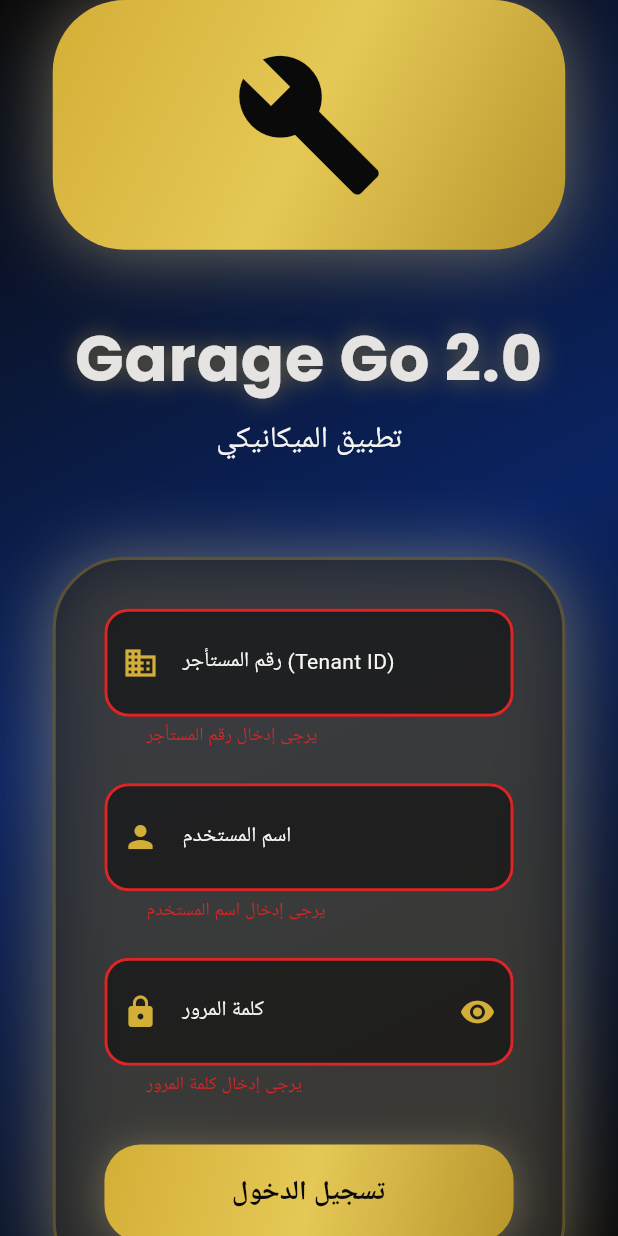
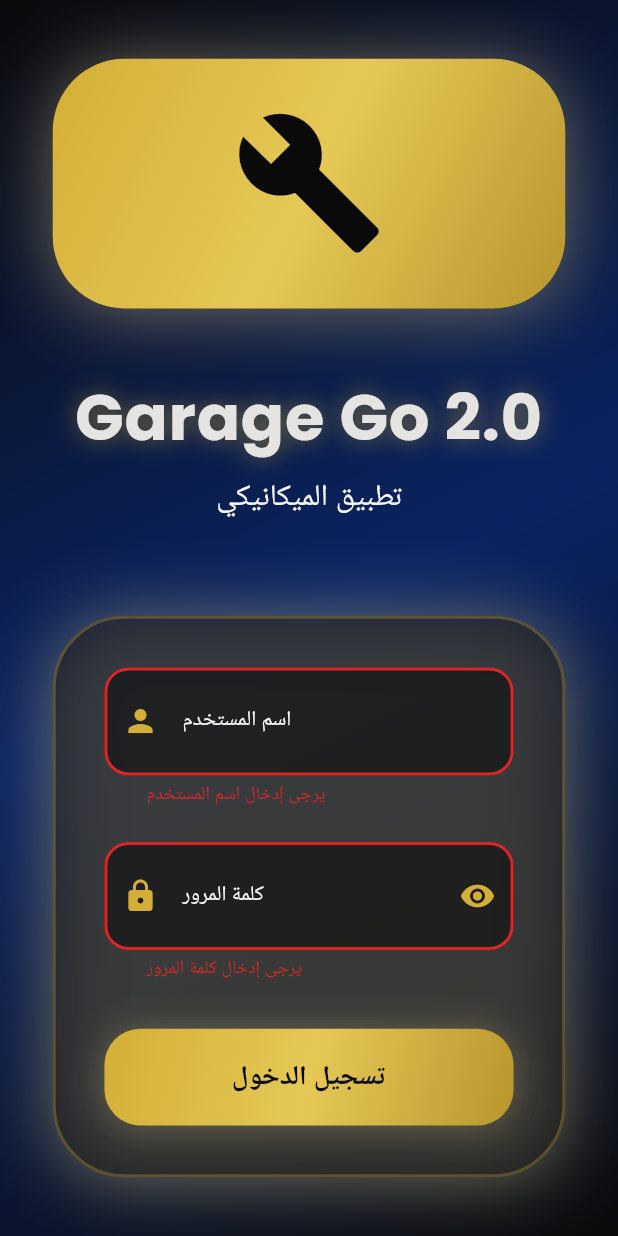
Before and after one commit to karam-55/Auto_renew, a Flutter app: the screen it shows after launch, after a tap on "تسجيل الدخول", on a phone screen of 412 x 824 dp. Run offline on Flutter 3.47's test engine with Material 3 defaults, Android fonts, the phone set to English and light mode, and no system bars; our stand-ins replace animate_do, connectivity_plus, dio, flutter_animate, flutter_riverpod, flutter_screenutil and 7 more; accounts and stored records are empty; network calls fail; Roboto replaces fonts that are missing (Cairo); project files that could hold a hidden picture were left out.

Commit message:
fix: make tenantId optional and remove email fields
- Backend: tenantId is now optional in login/register validation (was required)
- Backend: removed email field from Supplier DTOs, UseCases, and sanitization middleware
- mechanic_app: removed tenantId input field from login screen, passed 'default' internally
- mechanic_app: auth_provider.login() no longer requires tenantId parameter
- admin_tauri: removed tenantId from login request body
- admin_tauri: removed tenantId from inventory query params and dealers body

System has a single tenant - no need to pass tenantId from clients.

Generated with [Devin](https://devin.ai)

Co-Authored-By: Devin <158243242+devin-ai-integration[bot]@users.noreply.github.com>

```diff
--- a/mechanic_app/lib/providers/auth_provider.dart
+++ b/mechanic_app/lib/providers/auth_provider.dart
@@ -84,10 +84,10 @@ class AuthNotifier extends StateNotifier<AuthState> {
     }
   }
 
-  Future<void> login(String username, String password, String tenantId) async {
+  Future<void> login(String username, String password) async {
     state = state.copyWith(isLoading: true, error: null);
     try {
-      await _authService.login(username, password, tenantId);
+      await _authService.login(username, password, 'default');
       final userId = await _authService.getUserId();
       final tenantIdResult = await _authService.getTenantId();
       final userRole = await _authService.getUserRole();
--- a/mechanic_app/lib/screens/login_screen.dart
+++ b/mechanic_app/lib/screens/login_screen.dart
@@ -18,14 +18,12 @@ class _LoginScreenState extends ConsumerState<LoginScreen> {
   final _formKey = GlobalKey<FormState>();
   final _usernameController = TextEditingController();
   final _passwordController = TextEditingController();
-  final _tenantIdController = TextEditingController();
   bool _obscurePassword = true;
 
   @override
   void dispose() {
     _usernameController.dispose();
     _passwordController.dispose();
-    _tenantIdController.dispose();
     super.dispose();
   }
 
@@ -34,7 +32,7 @@ class _LoginScreenState extends ConsumerState<LoginScreen> {
       ref.read(authStateProvider.notifier).login(
             _usernameController.text,
             _passwordController.text,
-            _tenantIdController.text,
+            'default',
           );
     }
   }
@@ -153,49 +151,6 @@ class _LoginScreenState extends ConsumerState<LoginScreen> {
                       child: Column(
                         crossAxisAlignment: CrossAxisAlignment.stretch,
                         children: [
-                          // Tenant ID Field
-                          TextFormField(
-                            controller: _tenantIdController,
-                            style: Theme.of(context).textTheme.bodyLarge,
-                            decoration: InputDecoration(
-                              labelText: 'رقم المستأجر (Tenant ID)',
-                              prefixIcon: const Icon(Icons.business, color: LuxuryTheme.gold),
-                              filled: true,
-                              fillColor: LuxuryTheme.blackDark.withOpacity(0.5),
-                              border: OutlineInputBorder(
-                                borderRadius: BorderRadius.circular(LuxuryTheme.radiusLg),
-                                borderSide: BorderSide(
-                                  color: LuxuryTheme.platinumDark,
-                                  width: 1,
-                                ),
-                              ),
-                              enabledBorder: OutlineInputBorder(
-                                borderRadius: BorderRadius.circular(LuxuryTheme.radiusLg),
-                                borderSide: BorderSide(
-                                  color: LuxuryTheme.platinumDark,
-                                  width: 1,
-                                ),
-                              ),
-                              focusedBorder: OutlineInputBorder(
-                                borderRadius: BorderRadius.circular(LuxuryTheme.radiusLg),
-                                borderSide: const BorderSide(
-                                  color: LuxuryTheme.gold,
-                                  width: 2,
-                                ),
-                              ),
-                              labelStyle: Theme.of(context).textTheme.bodyMedium?.copyWith(
-                                color: LuxuryTheme.platinumLight,
-                              ),
-                            ),
-                            validator: (value) {
-                              if (value == null || value.isEmpty) {
-                                return 'يرجى إدخال رقم المستأجر';
-                              }
-                              return null;
-                            },
-                          ),
-                          SizedBox(height: 24.h),
-
                           // Username Field
                           TextFormField(
                             controller: _usernameController,
```
Also changed, not shown: 10 other files.
